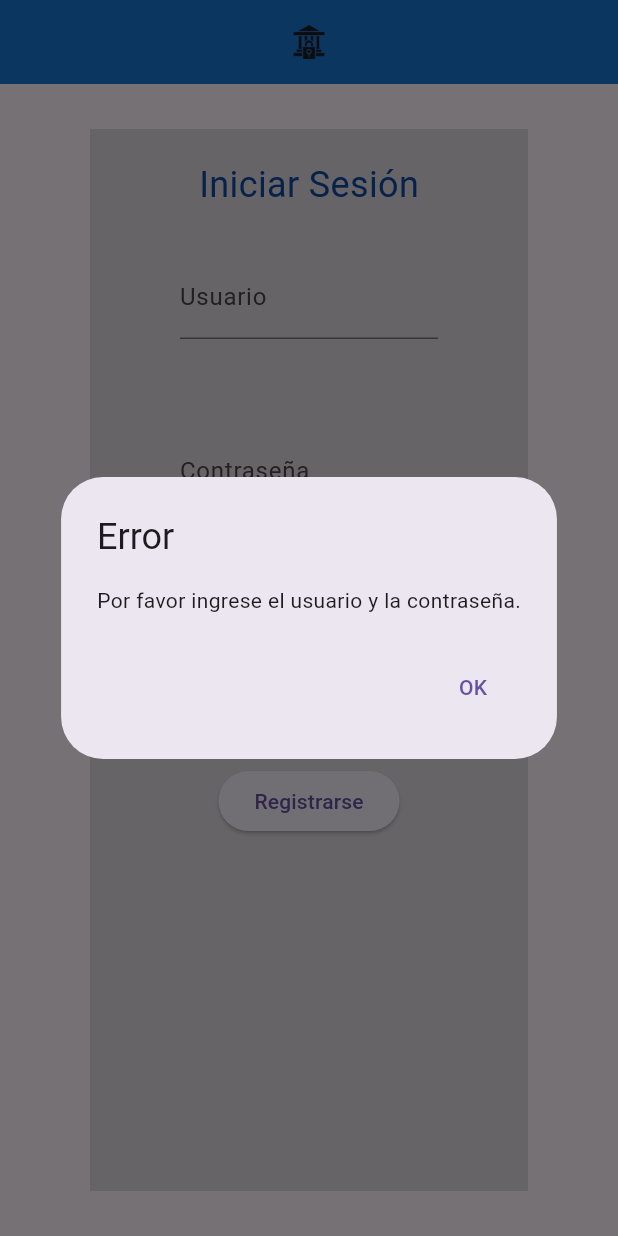
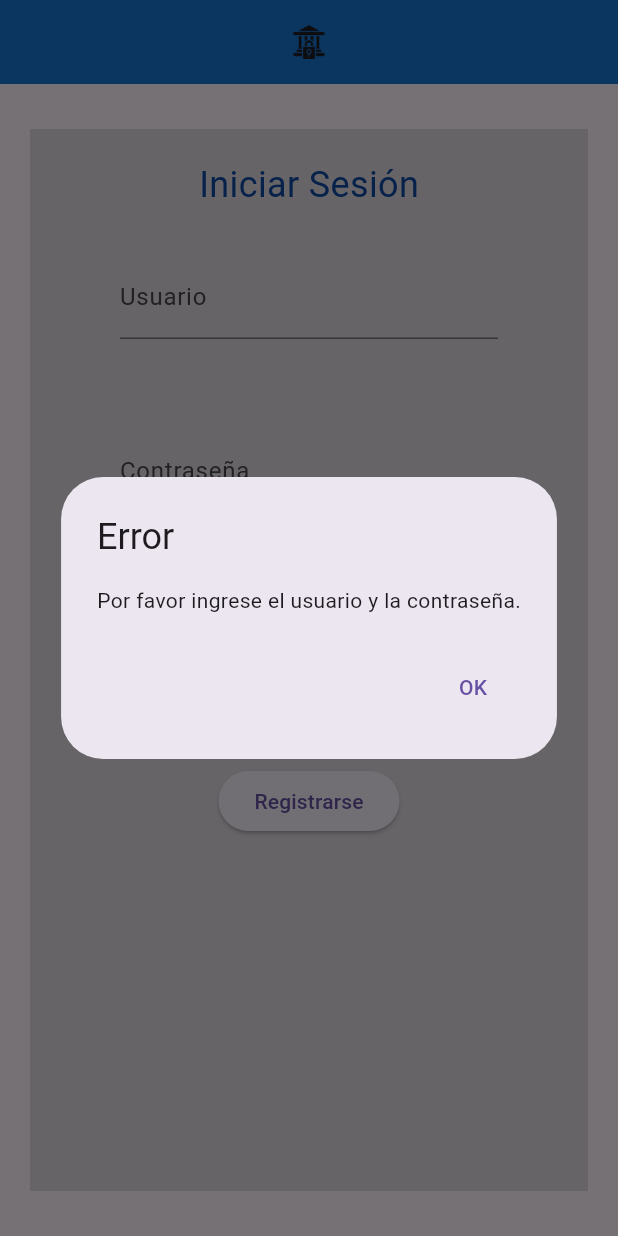
Before and after one commit to maiyerhn/Aplicativo-Bancario-FrontEnd-Flutter-d, a Flutter app: the screen it shows after launch, after a tap on "Iniciar Sesión", on a phone screen of 412 x 824 dp. Run offline on Flutter 3.47's test engine with Material 3 defaults, Android fonts, the phone set to English and light mode, and no system bars.

```diff
--- a/bankco/lib/iniciarpage.dart
+++ b/bankco/lib/iniciarpage.dart
@@ -34,7 +34,7 @@ class _IniciarpageState extends State<Iniciarpage> {
     });
 
     try {
-      final url = Uri.parse('https://22cd-45-238-146-4.ngrok-free.app/login');
+      final url = Uri.parse('https://c5de-45-238-146-4.ngrok-free.app/login');
       final response = await http.post(
         url,
         headers: {'Content-Type': 'application/json'},
@@ -115,7 +115,7 @@ class _IniciarpageState extends State<Iniciarpage> {
       ),
       body: Container(
         color: Colors.black12,
-        margin: EdgeInsets.symmetric(horizontal: 60.0, vertical: 30.0),
+        margin: EdgeInsets.symmetric(horizontal: 20.0, vertical: 30.0),
         child: Column(
           children: <Widget>[
             _inputText5(),
--- a/bankco/lib/prestamopage.dart
+++ b/bankco/lib/prestamopage.dart
@@ -35,7 +35,7 @@ class Prestamopage extends StatelessWidget {
       ),
       body: Container(
         color: Colors.black12,
-        margin: const EdgeInsets.symmetric(horizontal: 60.0, vertical: 30.0),
+        margin: const EdgeInsets.symmetric(horizontal: 20.0, vertical: 30.0),
         child: Form(
           child: Column(
             children: <Widget>[
@@ -120,7 +120,7 @@ class Prestamopage extends StatelessWidget {
 
       Navigator.pushReplacement(
         context,
-        MaterialPageRoute(builder: (context) => Principalpage()),
+        MaterialPageRoute(builder: (context) => const Principalpage()),
       );
     } catch (e) {
       _showErrorDialog(context, 'Error al actualizar los datos en el servidor.');
--- a/bankco/lib/providers/providerUser.dart
+++ b/bankco/lib/providers/providerUser.dart
@@ -42,7 +42,7 @@ class UserProvider extends ChangeNotifier {
   }
 
  void _updateBackend() async {
-  final url = Uri.parse('https://22cd-45-238-146-4.ngrok-free.app/users/${user.id}');
+  final url = Uri.parse('https://c5de-45-238-146-4.ngrok-free.app/users/${user.id}');
 
    try {
       final response = await http.put(
```
